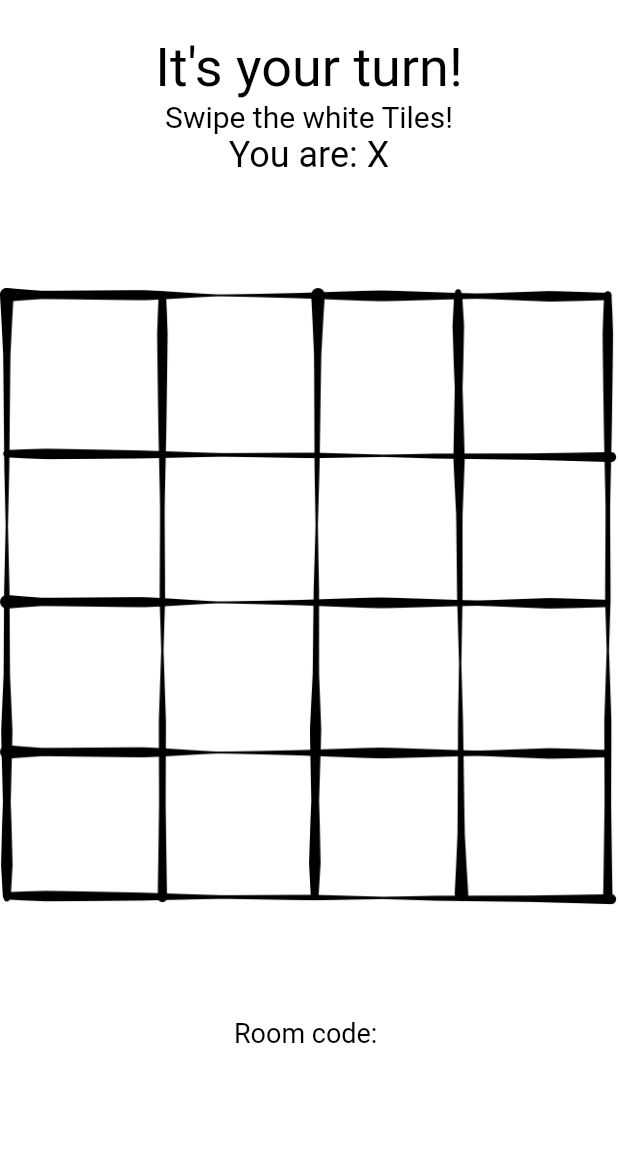
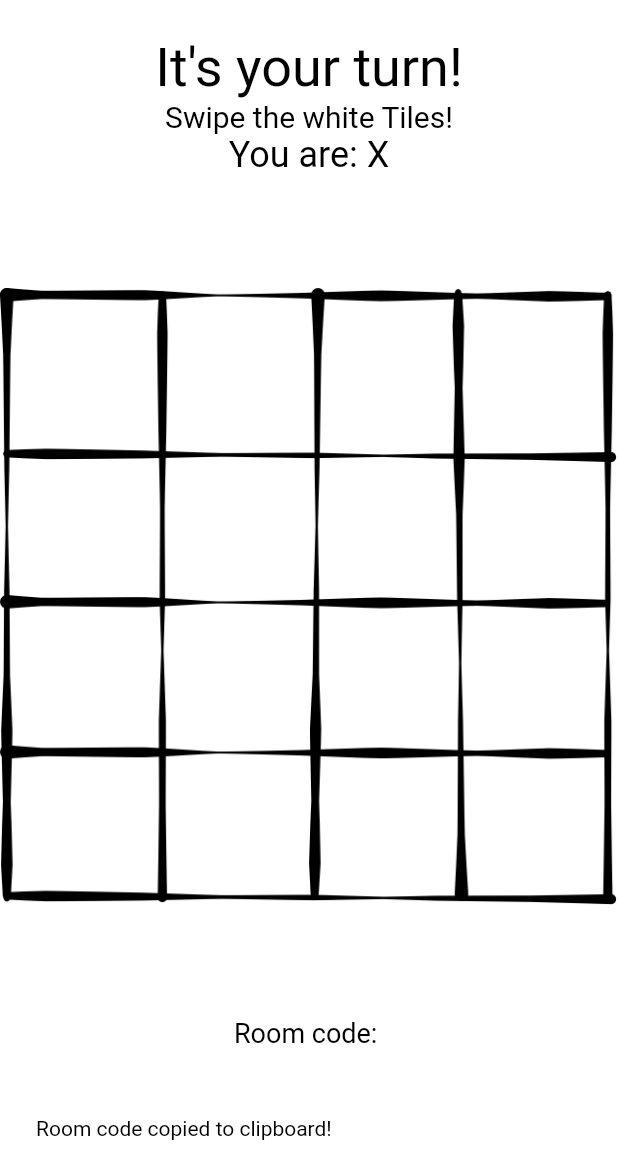
Before and after one commit to programonaut/slide_for_four, a Flutter app: the Game screen opened directly, after a tap on "Room code:", on a phone screen of 412 x 824 dp, the part 75-1236 px from its top. Run offline on Flutter 3.47's test engine with Material 2 defaults, Android fonts, the phone set to English and light mode, and no system bars; our stand-ins replace google_fonts, page_transition, rive; network calls fail.

Commit message:
update: last todos

```diff
--- a/frontend/lib/main.dart
+++ b/frontend/lib/main.dart
@@ -2,6 +2,7 @@ import 'package:flutter/material.dart';
 import 'package:flutter_puzzle_hack/helper/config.dart';
 import 'package:flutter_puzzle_hack/helper/ws.dart';
 import 'package:flutter_puzzle_hack/pages/game_over.dart';
+import 'package:flutter_puzzle_hack/pages/no_connection.dart';
 import 'package:flutter_puzzle_hack/pages/wait.dart';
 import 'package:google_fonts/google_fonts.dart';
 import 'package:page_transition/page_transition.dart';
@@ -39,6 +40,7 @@ class PuzzleHack extends StatelessWidget {
             case Join.path: return PageTransition(child: Join(), type: PageTransitionType.fade);
             case Reconnect.path: return PageTransition(child: Reconnect(), type: PageTransitionType.fade);
             case GameOver.path: return PageTransition(child: GameOver(), type: PageTransitionType.fade);
+            case NoConnection.path: return PageTransition(child: NoConnection(), type: PageTransitionType.fade);
             default: return PageTransition(child: Menu(), type: PageTransitionType.fade);
           }
         },
--- a/frontend/lib/pages/game_select.dart
+++ b/frontend/lib/pages/game_select.dart
@@ -42,8 +42,8 @@ class _GameSelectState extends State<GameSelect> {
   @override
   Widget build(BuildContext context) {
     var ws = context.read<WS>();
-    ws.reset();
-    ws.connect();
+    // ws.reset();
+    // ws.connect();
 
     return Scaffold(
       body: Stack(
--- a/frontend/lib/widgets/board.dart
+++ b/frontend/lib/widgets/board.dart
@@ -68,10 +68,13 @@ class Board extends StatelessWidget {
                       ),
                     ),
                   ],
-                  Text(
-                    "You are: ${player == 1 ? "O" : "X"}",
-                    style: TextStyle(
-                      fontSize: 24,
+                  FittedBox(
+                    // fit: BoxFit.fitWidth,
+                    child: Text(
+                      "You are: ${player == 1 ? "O" : "X"}",
+                      style: TextStyle(
+                        fontSize: 24,
+                      ),
                     ),
                   ),
                 ],
--- a/frontend/lib/widgets/grid.dart
+++ b/frontend/lib/widgets/grid.dart
@@ -23,6 +23,8 @@ class _GridState extends State<Grid> {
   @override
   Widget build(BuildContext context) {
     return Center(
+      child: FittedBox(
+        fit: BoxFit.contain,
         child: SizedBox.square(
           dimension: widget.size.height * 0.5,
           child: Container(
@@ -71,6 +73,7 @@ class _GridState extends State<Grid> {
             ),
           ),
         ),
+      ),
     );
   }
 
--- a/frontend/lib/widgets/room_code.dart
+++ b/frontend/lib/widgets/room_code.dart
@@ -1,5 +1,6 @@
 import 'package:flutter/material.dart';
 import 'package:flutter/services.dart';
+import 'package:google_fonts/google_fonts.dart';
 import 'package:provider/provider.dart';
 
 import '../helper/ws.dart';
@@ -17,7 +18,16 @@ class RoomCode extends StatelessWidget {
           message: "Click to copy",
           child: GestureDetector(
             onTap: () {
-              Clipboard.setData(ClipboardData(text: ws.room));
+              Clipboard.setData(ClipboardData(text: ws.room)).then((_) {
+                ScaffoldMessenger.of(context).showSnackBar(SnackBar(
+                  content: Text(
+                    "Room code copied to clipboard!",
+                    style: GoogleFonts.gloriaHallelujah(color: Colors.black),
+                  ),
+                  backgroundColor: Colors.transparent,
+                  elevation: 0.0,
+                ));
+              });
             },
             child: Text(
               "Room code: ${ws.room}",
```
Also changed, not shown: frontend/lib/pages/game_sp.dart (+47 -3 lines), frontend/lib/pages/menu.dart (+13 -3 lines), frontend/lib/pages/no_connection.dart (added, +50 -0 lines). Lines whose indentation alone changed are shown as unchanged.
